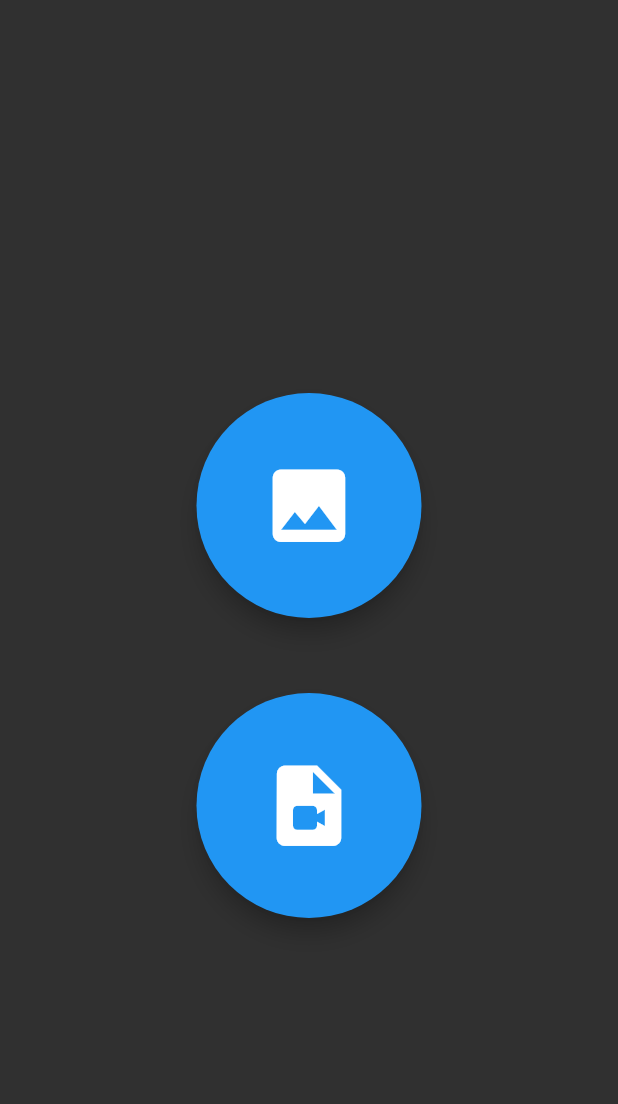
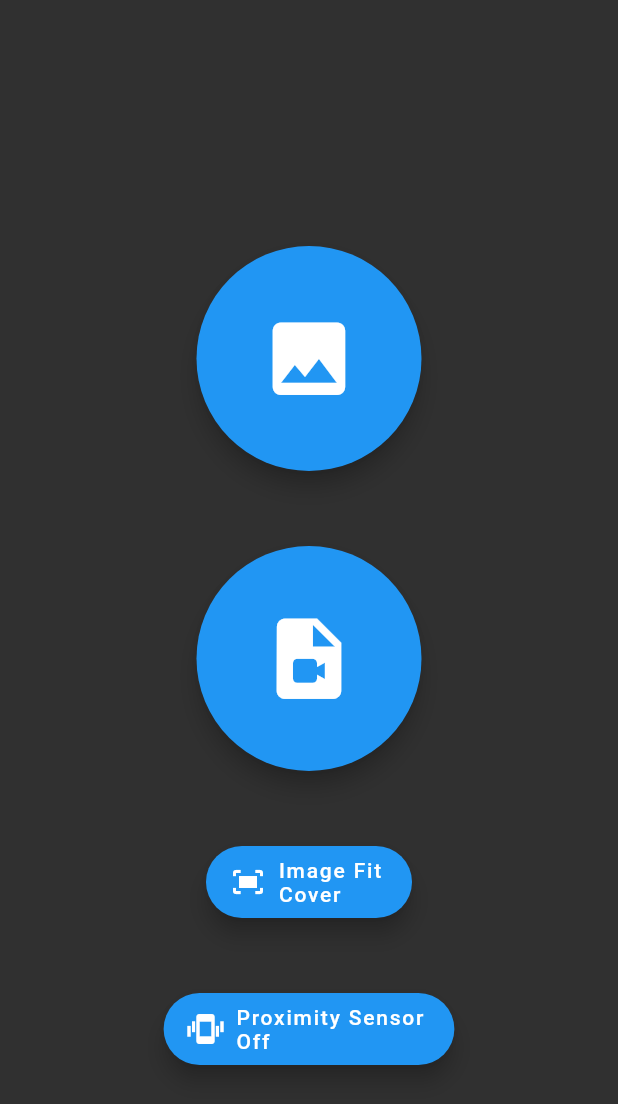
Before and after one commit to dgp-wk/sticky_images_flutter, a Flutter app: the screen it shows after launch, on a phone screen of 412 x 824 dp. Shown: the top 1104 px of the screen. Run offline on Flutter 3.47's test engine with Material 2 defaults, Android fonts, the phone set to English and light mode, and no system bars; our stand-ins replace image_picker, video_player; missing offline and left inert: proximity_sensor.

Commit message:
Added scaling and proximity sensor functonality. Scaling mode allows the user to either stretch or cover (fit to smallest dimension) the screen. The proximity sensor blacks out the screen when the sensor trips.

```diff
--- a/lib/main.dart
+++ b/lib/main.dart
@@ -3,6 +3,7 @@ import 'package:flutter/material.dart';
 import 'package:flutter/scheduler.dart';
 import 'package:flutter/services.dart';
 import 'package:image_picker/image_picker.dart';
+import 'package:sticky_images_flutter/widget_proximitySensor.dart';
 import 'mode_select.dart';
 import 'mode_stickyImage.dart';
 import 'mode_stickyVideo.dart';
@@ -36,8 +37,13 @@ class MyApp extends StatefulWidget {
 class MyState extends State<MyApp>
 {
   XFile? stickyFile;
+  BoxFit fittingMode = BoxFit.cover;
+  bool useProximitySensor = false;
   bool isVideo = false;
 
+  //setFile is the only setter that needs to set state.
+  // On we assign an image to make sticky, we can then transition to the stick image mode.
+  // So, fire a widget rebuild when we set a file.
   void setFile(XFile file, isVideo) async
   {
     developer.log(file.path);
@@ -47,21 +53,39 @@ class MyState extends State<MyApp>
     });
   }
 
+  void setScaling(BoxFit fittingMode) async
+  {
+    developer.log("SetScaling $fittingMode");
+    this.fittingMode = fittingMode;
+  }
+
+  void setProximitySensor(bool useProximitySensor) async
+  {
+    this.useProximitySensor = useProximitySensor;
+  }
+
   @override
   Widget build(BuildContext context)
   {
     if (stickyFile == null)
     {
       return SelectionWidget(
-          onPickerCallback: setFile
+          onPickerCallback: setFile,
+          scalingCallback: setScaling,
+          useProximitySensorCallback: setProximitySensor
       ).build(context);
     }
 
     if (isVideo)
     {
-      return StickyVideoWidget(stickyFile!.path);
+      return StickyVideoWidget(stickyFile!.path, fittingMode,
+          proximityListenerWidget: useProximitySensor? const ProximityListenerWidget() : null);
     }
-    return StickyImageWidget(stickyFile!.path);
+    else
+    {
+      return StickyImageWidget(stickyFile!.path, fittingMode,
+          proximityListenerWidget: useProximitySensor? const ProximityListenerWidget() : null);
+    }
   }
 
   @override
--- a/lib/mode_select.dart
+++ b/lib/mode_select.dart
@@ -1,5 +1,8 @@
 import 'package:flutter/material.dart';
 import 'package:image_picker/image_picker.dart';
+
+import 'widget_proximitySensor.dart';
+import 'widget_scalingMode.dart';
 
 typedef OnPickerCallback = void Function(XFile, bool);
 
@@ -7,9 +10,14 @@ class SelectionWidget extends StatelessWidget
 {
   const SelectionWidget({
     Key? key,
-    required this.onPickerCallback}) : super(key: key);
+    required this.onPickerCallback,
+    required this.scalingCallback,
+    required this.useProximitySensorCallback,
+  }) : super(key: key);
 
   final OnPickerCallback? onPickerCallback;
+  final OnScalingCallback scalingCallback;
+  final OnUseProximitySensorCallback useProximitySensorCallback;
 
   Future<void> getImage() async
   {
@@ -55,7 +63,15 @@ class SelectionWidget extends StatelessWidget
                               child: FittedBox(
                                   child: FloatingActionButton(
                                       onPressed: getVideo,
-                                      child: const Icon(Icons.video_file)))))
+                                      child: const Icon(Icons.video_file))))),
+                      Padding(
+                          padding: const EdgeInsets.only(top: 50.0),
+                          child: ScalingWidget(scalingCallback: scalingCallback)
+                          ),
+                      Padding(
+                        padding: const EdgeInsets.only(top: 50.0),
+                        child: ProximitySensorSelectorWidget(useProximitySensorCallback: useProximitySensorCallback)
+                      )
                     ]
                 ))));
   }
--- a/lib/mode_stickyImage.dart
+++ b/lib/mode_stickyImage.dart
@@ -1,23 +1,61 @@
 import 'dart:io';
+import 'dart:developer' as developer;
 
 import 'package:flutter/material.dart';
+import 'package:sticky_images_flutter/widget_proximitySensor.dart';
 
-class StickyImageWidget extends StatelessWidget
-{
-  final String imageURI;
-  const StickyImageWidget(this.imageURI, {Key? key}):
-        super(key: key);
+class StickyImageWidgetState extends State<StickyImageWidget> {
+
 
   @override
   Widget build(BuildContext context) {
+
+    List<Widget> widgets = <Widget>[];
+
+    widgets.add(Image.file(
+      File(widget.imageURI),
+      fit: widget.fittingMode,
+      height: double.infinity,
+      width: double.infinity,
+      alignment: Alignment.center,
+    ));
+
+
+    developer.log("Nullcheck on Prox Listener: ${widget.proximityListenerWidget}");
+
+    if (widget.proximityListenerWidget != null)
+    {
+      widgets.add(widget.proximityListenerWidget!);
+    }
     return MaterialApp(
-        home: Scaffold(
-          body: Image.file(
-          File(imageURI),
-          fit: BoxFit.cover,
-          height: double.infinity,
-          width: double.infinity,
-          alignment: Alignment.center,
-    )));
+        home:WillPopScope(
+            onWillPop: () async
+            {
+              return false;
+            },
+            child:Stack(
+              children: widgets,
+            )));
   }
 }
+
+class StickyImageWidget extends StatefulWidget
+{
+  final String imageURI;
+  final BoxFit fittingMode;
+  final ProximityListenerWidget? proximityListenerWidget;
+
+  const StickyImageWidget(
+      this.imageURI,
+      this.fittingMode,
+      {
+        this.proximityListenerWidget,
+        super.key
+      });
+
+  @override
+  State<StatefulWidget> createState()
+  {
+    return StickyImageWidgetState();
+  }
+}
--- a/lib/mode_stickyVideo.dart
+++ b/lib/mode_stickyVideo.dart
@@ -3,10 +3,21 @@ import 'dart:io';
 import 'package:flutter/material.dart';
 import 'package:video_player/video_player.dart';
 
+import 'widget_proximitySensor.dart';
+
 class StickyVideoWidget extends StatefulWidget
 {
   final String videoURI;
-  const StickyVideoWidget(this.videoURI,{super.key});
+  final BoxFit fittingMode;
+  final ProximityListenerWidget? proximityListenerWidget;
+
+  const StickyVideoWidget(
+      this.videoURI,
+      this.fittingMode,
+      {
+        this.proximityListenerWidget,
+        super.key
+      });
 
   @override
   StickyVideoWidgetState createState()
@@ -45,18 +56,31 @@ class StickyVideoWidgetState extends State<StickyVideoWidget> {
   }
 
   @override
-  Widget build(BuildContext context) {
-    return FutureBuilder(
+  Widget build(BuildContext context)
+  {
+    List<Widget> widgets = <Widget>[];
+    if (widget.proximityListenerWidget != null)
+    {
+      widgets.add(widget.proximityListenerWidget!);
+    }
+
+    widgets.add(FutureBuilder(
       future: _initializeVideoPlayerFuture,
       builder: (context, snapshot) {
         if (snapshot.connectionState == ConnectionState.done) {
           // If the VideoPlayerController has finished initialization, use
           // the data it provides to limit the aspect ratio of the video.
-          return AspectRatio(
-            aspectRatio: _controller.value.aspectRatio,
-            // Use the VideoPlayer widget to display the video.
-            child: VideoPlayer(_controller),
-          );
+          return SizedBox.expand(
+            child: FittedBox(
+                fit:widget.fittingMode,
+                clipBehavior: Clip.hardEdge,
+                child:SizedBox(
+                    width:_controller.value.size.width,
+                    height:_controller.value.size.height,
+                    child: VideoPlayer(_controller)
+              )),
+          )
+          ;
         } else {
           // If the VideoPlayerController is still initializing, show a
           // loading spinner.
@@ -65,6 +89,16 @@ class StickyVideoWidgetState extends State<StickyVideoWidget> {
           );
         }
       },
-    );
+    ));
+
+    return MaterialApp(
+        home:WillPopScope(
+          onWillPop: () async
+            {
+              return false;
+            },
+          child:Stack(
+            children: widgets,
+        )));
   }
 }
--- /dev/null
+++ b/lib/widget_proximitySensor.dart
@@ -0,0 +1,124 @@
+import 'dart:developer' as developer;
+import 'dart:async';
+import 'package:flutter/material.dart';
+import 'package:flutter/foundation.dart' as foundation;
+import 'package:proximity_sensor/proximity_sensor.dart';
+
+typedef OnUseProximitySensorCallback = void Function(bool);
+
+class ProximityListenerWidget extends StatefulWidget {
+  const ProximityListenerWidget({Key? key}) : super(key: key);
+
+  @override
+  ProximityListenerWidgetState createState() => ProximityListenerWidgetState();
+}
+
+
+class ProximityListenerWidgetState extends State<ProximityListenerWidget> {
+  bool _isNear = false;
+  bool _isActive = false;
+  late StreamSubscription<dynamic> _streamSubscription;
+
+  @override
+  void initState() {
+    super.initState();
+    listenSensor();
+  }
+
+  @override
+  void dispose() {
+    super.dispose();
+    developer.log("Disposing");
+    _streamSubscription.cancel();
+  }
+
+  Future<void> listenSensor() async {
+    FlutterError.onError = (FlutterErrorDetails details) {
+      if (foundation.kDebugMode) {
+        FlutterError.dumpErrorToConsole(details);
+      }
+    };
+    _streamSubscription = ProximitySensor.events.listen((int event) {
+      setState(() {
+        _isNear = (event > 0) ? true : false;
+
+        developer.log("Prox Sensor Event: isnear = $_isNear");
+
+        if (_isNear)
+        {
+            _isActive = true;
+            Navigator.of(context).push(PageRouteBuilder(
+                opaque: true,
+                pageBuilder: (BuildContext context, _, __) =>
+                    const BlackoutWidget()));
+        }
+        else if (_isActive)
+        {
+          Navigator.pop(context);
+          _isActive = false;
+        }
+      });
+    });
+  }
+
+  @override
+  Widget build(BuildContext context)
+  {
+    return const SizedBox.shrink();
+  }
+}
+
+class BlackoutWidget extends StatelessWidget
+{
+  const BlackoutWidget({Key? key}) : super(key: key);
+
+  @override
+  Widget build(BuildContext context)
+  {
+    return const Scaffold(
+      backgroundColor: Colors.black
+    );
+  }
+
+}
+
+class ProximitySensorSelectorWidgetState extends State<ProximitySensorSelectorWidget>
+{
+  bool useProximitySensor = false;
+  String message = "Proximity Sensor\nOff";
+
+  void onPressed() async
+  {
+    setState(()
+    {
+      useProximitySensor = !useProximitySensor;
+      message = "Proximity Sensor\n${useProximitySensor? "On" : "Off"}";
+    });
+    widget.useProximitySensorCallback(useProximitySensor);
+  }
+
+  @override
+  Widget build(BuildContext context)
+  {
+    return FloatingActionButton.extended(
+        onPressed: onPressed,
+        icon: const Icon(Icons.edgesensor_high),
+        label: Text(message));
+  }
+
+}
+class ProximitySensorSelectorWidget extends StatefulWidget
+{
+  const ProximitySensorSelectorWidget({
+    Key? key,
+    required this.useProximitySensorCallback
+  }) : super(key: key);
+
+  final OnUseProximitySensorCallback useProximitySensorCallback;
+
+  @override
+  State<StatefulWidget> createState() {
+    return ProximitySensorSelectorWidgetState();
+  }
+
+}
--- /dev/null
+++ b/lib/widget_scalingMode.dart
@@ -0,0 +1,64 @@
+import 'package:flutter/material.dart';
+
+typedef OnScalingCallback = void Function(BoxFit);
+
+class ScalingWidgetState extends State<ScalingWidget>
+{
+  BoxFit fittingMode = BoxFit.cover;
+  String message = "Image Fit\nCover";
+
+  void onPressed() async
+  {
+    setState(()
+    {
+      switch(fittingMode)
+      {
+        case BoxFit.fill:
+          fittingMode = BoxFit.cover;
+          message = "Image Fit\nCover";
+          break;
+        case BoxFit.cover:
+          fittingMode = BoxFit.fill;
+          message = "Image Fit\nStretch";
+          break;
+        // We only want two fill modes. In the event of a cosmic mishap, sanitize everything else to cover.
+        case BoxFit.contain:
+        case BoxFit.fitHeight:
+        case BoxFit.fitWidth:
+        case BoxFit.none:
+        case BoxFit.scaleDown:
+          fittingMode = BoxFit.cover;
+          message = "Image Fit\nCover";
+          break;
+      }
+    });
+    widget.scalingCallback(fittingMode);
+  }
+
+  @override
+  Widget build(BuildContext context)
+  {
+
+
+    return FloatingActionButton.extended(
+        onPressed: onPressed,
+        icon: const Icon(Icons.fit_screen),
+        label: Text(message));
+  }
+
+}
+class ScalingWidget extends StatefulWidget
+{
+  const ScalingWidget({
+    Key? key,
+    required this.scalingCallback
+  }) : super(key: key);
+
+  final OnScalingCallback scalingCallback;
+
+  @override
+  State<StatefulWidget> createState() {
+    return ScalingWidgetState();
+  }
+
+}
--- a/pubspec.yaml
+++ b/pubspec.yaml
@@ -38,6 +38,7 @@ dependencies:
   video_player: ^2.4.2
   flame: ^1.1.1
   kiosk_mode: ^0.1.3+1
+  proximity_sensor: ^1.0.2
 
 dev_dependencies:
   flutter_test:
```
Also changed, not shown: pubspec.lock.
